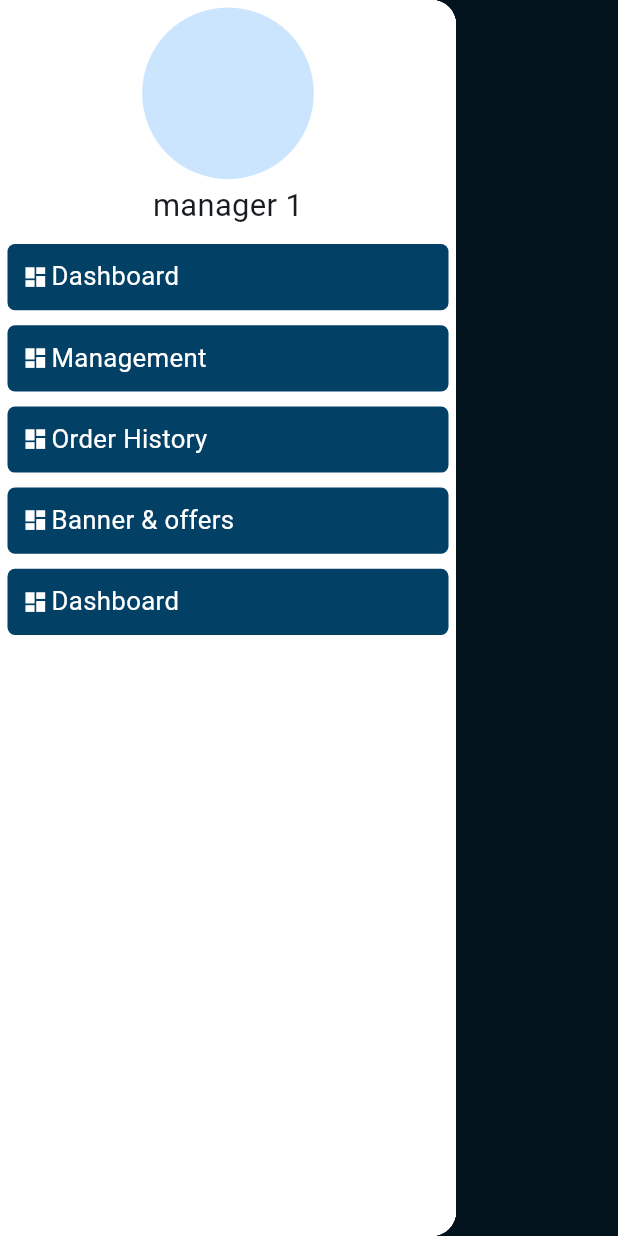
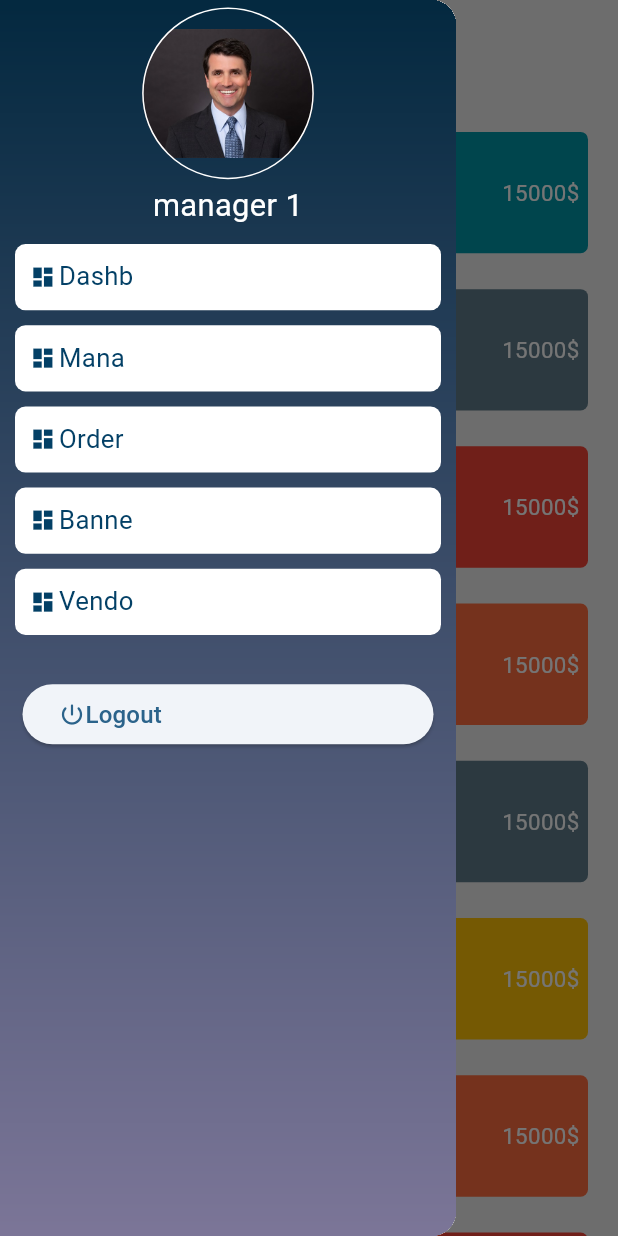
Before and after one commit to Mohamed-Taher1/commerce, a Flutter app: the screen it shows after launch, with the side drawer open, on a phone screen of 412 x 824 dp. Run offline on Flutter 3.47's test engine with Material 2 defaults, Android fonts, the phone set to English and light mode, and no system bars; our stand-ins replace carousel_slider, flutter_screenutil, get, google_fonts, google_nav_bar.

Commit message:
responsive dashboard added

```diff
--- a/lib/main.dart
+++ b/lib/main.dart
@@ -35,7 +35,7 @@ class MyApp extends StatelessWidget {
             scaffoldBackgroundColor: mainColor,
             iconButtonTheme: const IconButtonThemeData(
               style: ButtonStyle(
-                iconColor: MaterialStatePropertyAll(whiteColor),
+                iconColor: MaterialStatePropertyAll(mainColorFaint),
               ),
             ),
             appBarTheme: const AppBarTheme(
--- a/lib/view/windows/screens/dashboard.dart
+++ b/lib/view/windows/screens/dashboard.dart
@@ -1,7 +1,10 @@
+import 'package:commerce/constants.dart';
 import 'package:commerce/view/windows/ui-models/dash_appbar.dart';
+import 'package:commerce/view/windows/ui-models/dashboard_card.dart';
 import 'package:commerce/view/windows/ui-models/drawer_content.dart';
 import 'package:flutter/material.dart';
-import 'package:flutter_screenutil/flutter_screenutil.dart';
+
+import 'mobile_screen.dart';
 
 class Dashboard extends StatelessWidget {
   const Dashboard({super.key});
@@ -9,7 +12,9 @@ class Dashboard extends StatelessWidget {
   @override
   Widget build(BuildContext context) {
     var width = MediaQuery.sizeOf(context).width;
+    print(width);
     return Scaffold(
+      backgroundColor: Colors.grey[200],
       extendBodyBehindAppBar: true,
       appBar: width < 1000 ? dashboardAppBar() : null,
       drawer: width < 1000
@@ -17,21 +22,28 @@ class Dashboard extends StatelessWidget {
               child: DashboardDrawerContent(),
             )
           : null,
-      body: width >= 1000
-          ? Row(
-              // mainAxisSize: MainAxisSize.min,
-
-              children: [
-                DashboardDrawerContent(),
-                Expanded(
-                  child: Container(
-                    // color: Colors.,
-                    width: 390.w,
-                  ),
+      body: Row(
+        // mainAxisSize: MainAxisSize.min,
+        children: [
+          width >= 1008 ? DashboardDrawerContent() : Container(),
+          Expanded(
+            child: ListView(children: [
+              Padding(
+                padding: const EdgeInsets.all(20.0),
+                child: LayoutBuilder(
+                  builder: (context, constraints) {
+                    if (width < 620) {
+                      return MobileDashContent();
+                    } else {
+                      return listDashButtons();
+                    }
+                  },
                 ),
-              ],
-            )
-          : null,
+              ),
+            ]),
+          ),
+        ],
+      ),
     );
   }
 }
--- /dev/null
+++ b/lib/view/windows/screens/mobile_screen.dart
@@ -0,0 +1,48 @@
+import 'package:flutter/material.dart';
+import 'package:flutter_screenutil/flutter_screenutil.dart';
+
+import '../ui-models/dashboard_card.dart';
+
+class MobileDashContent extends StatelessWidget {
+  const MobileDashContent({super.key});
+
+  @override
+  Widget build(BuildContext context) {
+    return Column(
+      children: [
+        DashCard(
+          dashCardColor: Colors.cyan[700],
+          cardTitle: "People",
+        ),
+        DashCard(
+          dashCardColor: Colors.blueGrey,
+          cardTitle: "Total Money",
+        ),
+        DashCard(
+          dashCardColor: Colors.red,
+          cardTitle: "Profit",
+        ),
+        DashCard(
+          dashCardColor: Colors.deepOrangeAccent,
+          cardTitle: "orders",
+        ),
+        DashCard(
+          dashCardColor: Colors.blueGrey,
+          cardTitle: "canceled oreders",
+        ),
+        DashCard(
+          dashCardColor: Colors.amber,
+          cardTitle: "People",
+        ),
+        DashCard(
+          dashCardColor: Colors.deepOrangeAccent,
+          cardTitle: "People",
+        ),
+        DashCard(
+          dashCardColor: Colors.red,
+          cardTitle: "People",
+        ),
+      ],
+    );
+  }
+}
--- /dev/null
+++ b/lib/view/windows/ui-models/dashboard_card.dart
@@ -0,0 +1,104 @@
+import 'package:commerce/constants.dart';
+import 'package:flutter/material.dart';
+import 'package:flutter_screenutil/flutter_screenutil.dart';
+
+class DashCard extends StatelessWidget {
+  DashCard({super.key, required this.dashCardColor, required this.cardTitle});
+  Color? dashCardColor;
+  String? cardTitle;
+  @override
+  Widget build(BuildContext context) {
+    var width = MediaQuery.sizeOf(context).width;
+    return Padding(
+      padding: EdgeInsets.symmetric(vertical: width > 620 ? 0 : 10.h),
+      child: Container(
+        width: width > 620 ? 65.w : null,
+        decoration: BoxDecoration(
+            color: dashCardColor, borderRadius: BorderRadius.circular(5)),
+        child: Padding(
+          padding: EdgeInsets.symmetric(horizontal: 5.w, vertical: 20.h),
+          child: Row(children: [
+            Column(
+              crossAxisAlignment: CrossAxisAlignment.start,
+              children: [
+                Icon(
+                  Icons.people,
+                  color: whiteColor,
+                  size: width > 620 ? 11.r : 15.r,
+                ),
+                Container(
+                  width: width > 620 ? 30.w : 100.w,
+                  child: Text(
+                    cardTitle!,
+                    style: mainFont.copyWith(
+                        color: whiteColor,
+                        fontSize: width < 870 ? 10.sp : 12.sp),
+                  ),
+                )
+              ],
+            ),
+            Spacer(),
+            width < 620
+                ? Text(
+                    "15000\$",
+                    style: mainFont.copyWith(
+                        color: whiteColor,
+                        fontSize: width < 870 ? 13.sp : 13.sp),
+                  )
+                : SizedBox(
+                    width: 20.w,
+                    child: FittedBox(
+                      child: Text(
+                        "15000\$",
+                        style: mainFont.copyWith(
+                            color: whiteColor,
+                            fontSize: width < 870 ? 10.sp : 13.sp),
+                      ),
+                    ),
+                  ),
+          ]),
+        ),
+      ),
+    );
+  }
+}
+
+Widget listDashButtons() => Wrap(
+      spacing: 10,
+      // crossAxisAlignment: WrapCrossAlignment.center,
+      runSpacing: 10,
+      children: [
+        DashCard(
+          dashCardColor: Colors.cyan[700],
+          cardTitle: "People",
+        ),
+        DashCard(
+          dashCardColor: Colors.blueGrey,
+          cardTitle: "Total Money",
+        ),
+        DashCard(
+          dashCardColor: Colors.red,
+          cardTitle: "Profit",
+        ),
+        DashCard(
+          dashCardColor: Colors.deepOrangeAccent,
+          cardTitle: "orders",
+        ),
+        DashCard(
+          dashCardColor: Colors.blueGrey,
+          cardTitle: "canceled oreders",
+        ),
+        DashCard(
+          dashCardColor: Colors.amber,
+          cardTitle: "People",
+        ),
+        DashCard(
+          dashCardColor: Colors.deepOrangeAccent,
+          cardTitle: "People",
+        ),
+        DashCard(
+          dashCardColor: Colors.red,
+          cardTitle: "People",
+        ),
+      ],
+    );
--- a/lib/view/windows/ui-models/dashboard_main_button.dart
+++ b/lib/view/windows/ui-models/dashboard_main_button.dart
@@ -11,18 +11,17 @@ class DashboardMainButton extends StatelessWidget {
     var width = MediaQuery.sizeOf(context).width;
 
     return Padding(
-      padding: const EdgeInsets.symmetric(
-        vertical: 5,
-      ),
+      padding: const EdgeInsets.symmetric(vertical: 5, horizontal: 5),
       child: InkWell(
-        borderRadius: BorderRadius.all(Radius.circular(5)),
+        borderRadius: const BorderRadius.all(Radius.circular(5)),
         onTap: () {},
         child: Container(
           // alignment: Alignment.center,
           width: 70.w,
           decoration: const BoxDecoration(
-              color: mainColorFaint,
-              borderRadius: BorderRadius.all(Radius.circular(5))),
+              // color: mainColorFaint,
+              color: whiteColor,
+              borderRadius: BorderRadius.all(Radius.circular(7))),
           child: Padding(
             padding: EdgeInsets.symmetric(vertical: 8.h, horizontal: 10),
             child: Row(
@@ -30,18 +29,20 @@ class DashboardMainButton extends StatelessWidget {
               children: [
                 Icon(
                   Icons.dashboard,
-                  color: whiteColor,
+                  // color: whiteColor,
+                  color: mainColorFaint,
                   size: 15.r,
                 ),
                 SizedBox(
                   width: width * .005,
                 ),
-                Text(
-                  buttonTitle!,
-                  maxLines: 1,
-                  style: TextStyle(
-                    fontSize: 15.sp,
-                    color: whiteColor,
+                Container(
+                  width: 45.w,
+                  child: Text(
+                    buttonTitle!,
+                    maxLines: 1,
+                    style: mainFont.copyWith(
+                        fontSize: 15.sp, color: mainColorFaint),
                   ),
                 ),
               ],
--- a/lib/view/windows/ui-models/drawer_content.dart
+++ b/lib/view/windows/ui-models/drawer_content.dart
@@ -5,12 +5,20 @@ import '../../../constants.dart';
 import 'dashboard_main_button.dart';
 
 class DashboardDrawerContent extends StatelessWidget {
-  const DashboardDrawerContent({super.key});
-
   @override
   Widget build(BuildContext context) {
+    var height = MediaQuery.sizeOf(context).height;
+    var width = MediaQuery.sizeOf(context).width;
+    print(height);
+    print(width);
     return Container(
-      color: whiteColor,
+      decoration: BoxDecoration(
+        image: DecorationImage(
+          image: AssetImage(
+              "assets/images/Purple Blue and Black Clean Graphic Welcome Message High School Back to School Banner.png"),
+          fit: BoxFit.fill,
+        ),
+      ),
       width: 70.w,
       child: Padding(
         padding: const EdgeInsets.symmetric(horizontal: 5.0, vertical: 2.5),
@@ -21,15 +29,23 @@ class DashboardDrawerContent extends StatelessWidget {
               width: 60.w,
               child: Column(
                 children: [
-                  SizedBox(
+                  Container(
                     height: 100.h,
                     width: 100.w,
-                    child: CircleAvatar(),
+                    decoration: BoxDecoration(
+                        border: Border.all(width: 1, color: whiteColor),
+                        shape: BoxShape.circle,
+                        image: DecorationImage(
+                            fit: BoxFit.contain,
+                            image: AssetImage(
+                              "assets/images/how-to-become-an-online-business-manager.jpg",
+                            ))),
                   ),
                   Text(
                     'manager 1',
                     textAlign: TextAlign.center,
-                    style: TextStyle(fontSize: 18.sp),
+                    style:
+                        mainFont.copyWith(fontSize: 18.sp, color: whiteColor),
                   ),
                 ],
               ),
@@ -38,7 +54,24 @@ class DashboardDrawerContent extends StatelessWidget {
             DashboardMainButton(buttonTitle: "Management"),
             DashboardMainButton(buttonTitle: "Order History"),
             DashboardMainButton(buttonTitle: "Banner & offers"),
-            DashboardMainButton(buttonTitle: "Dashboard"),
+            DashboardMainButton(buttonTitle: "Vendors"),
+            Padding(
+              padding: EdgeInsets.symmetric(horizontal: 10.0, vertical: 20.h),
+              child: ElevatedButton(
+                onPressed: () {},
+                child: Row(
+                  children: [
+                    Icon(Icons.power_settings_new_rounded),
+                    FittedBox(
+                      child: Text(
+                        "Logout",
+                        style: mainFont.copyWith(fontSize: 14.sp),
+                      ),
+                    ),
+                  ],
+                ),
+              ),
+            ),
           ],
         ),
       ),
```
Also changed, not shown: assets/images/Purple Blue and Black Clean Graphic Welcome Message High School Back to School Banner.png (added), assets/images/how-to-become-an-online-business-manager.jpg (added).
